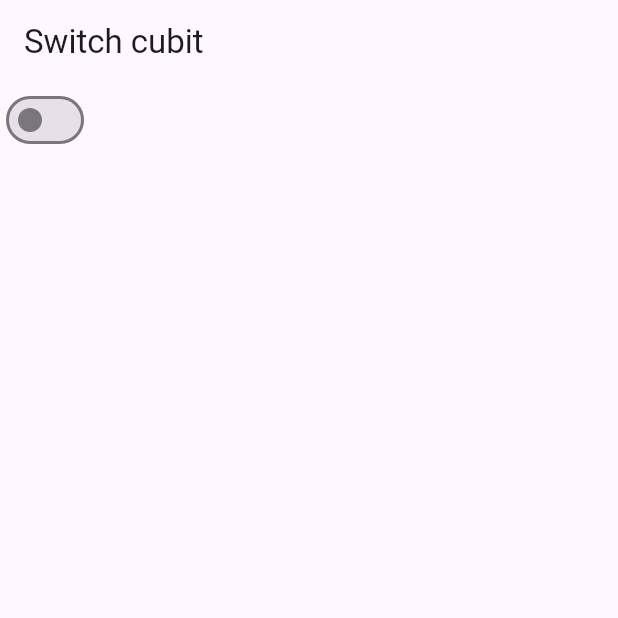
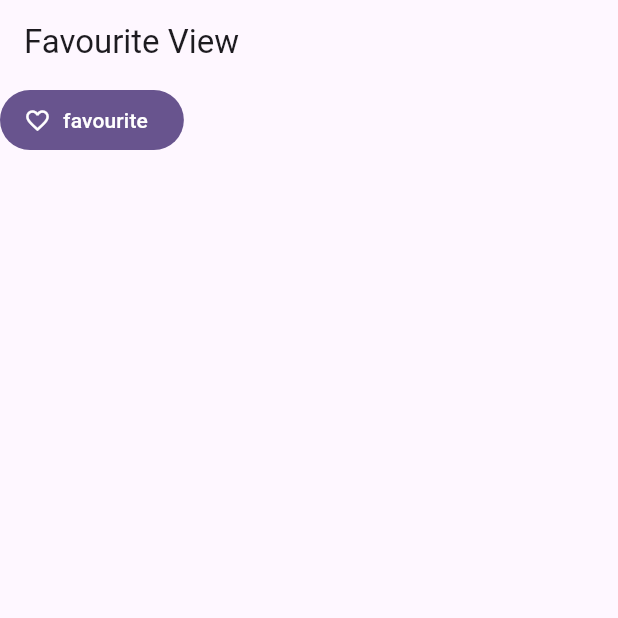
Before and after one commit to MuhammadRahman2/Flutter-learning, a Flutter app: the screen it shows after launch, on a phone screen of 412 x 824 dp, the top half of it. Run offline on Flutter 3.47's test engine with Material 3 defaults, Android fonts, the phone set to English and light mode, and no system bars; our stand-ins replace bloc, flutter_bloc.

Commit message:
favourite change bool value

```diff
--- /dev/null
+++ b/lib/favourite_cubit/favourite_cubit.dart
@@ -0,0 +1,9 @@
+import 'package:flutter_bloc/flutter_bloc.dart';
+
+class FavouriteCube extends Cubit<bool>{
+  FavouriteCube(): super(false);
+
+  void favouriteChange (){
+    emit(!state);
+  }
+}
--- /dev/null
+++ b/lib/favourite_cubit/favourite_cubit_view.dart
@@ -0,0 +1,33 @@
+import 'package:flutter/material.dart';
+import 'package:flutter_bloc/flutter_bloc.dart';
+import 'package:flutter_learning/favourite_cubit/favourite_cubit.dart';
+
+class FavouriteView extends StatefulWidget {
+   FavouriteView({super.key});
+
+  @override
+  State<FavouriteView> createState() => _FavouriteViewState();
+}
+
+class _FavouriteViewState extends State<FavouriteView> {
+  // bool isFavourite = true;
+
+  @override
+  Widget build(BuildContext context) {
+    debugPrint('build Favourite view');
+    return Scaffold(
+      appBar: AppBar(title: const Text('Favourite View'),
+      ),
+      body: BlocBuilder<FavouriteCube,bool>(
+        builder: (context, favouriteCubeState) {
+          debugPrint('build bloc builder');
+          return FilledButton.icon(
+              onPressed: () => context.read<FavouriteCube>().favouriteChange(),
+              icon: favouriteCubeState ? const Icon(Icons.favorite,color: Colors.red,): const  Icon(Icons.favorite_border_outlined),
+              label: const Text('favourite'),
+          );
+        }
+      )
+    );
+  }
+}
--- a/lib/main.dart
+++ b/lib/main.dart
@@ -1,6 +1,8 @@
 import 'package:flutter/material.dart';
 import 'package:flutter_bloc/flutter_bloc.dart';
 import 'package:flutter_learning/counter_cubit_one/cubit/counter_cubit.dart';
+import 'package:flutter_learning/favourite_cubit/favourite_cubit.dart';
+import 'package:flutter_learning/favourite_cubit/favourite_cubit_view.dart';
 import 'package:flutter_learning/slider_cubit_two/slider_cubit.dart';
 import 'package:flutter_learning/slider_cubit_two/slider_cubit_view.dart';
 import 'package:flutter_learning/switch_change_cubit/switch_cubit.dart';
@@ -17,11 +19,13 @@ class MyApp extends StatelessWidget {
   // This widget is the root of your application.
   @override
   Widget build(BuildContext context) {
+    debugPrint('build myApp');
     return MultiBlocProvider(
       providers: [
         BlocProvider(create: (context) => CounterCubit(),),
         BlocProvider(create: (context) =>  SliderCubit(),),
-        BlocProvider(create: (context) => SwitchCubit(),)
+        BlocProvider(create: (context) => SwitchCubit(),),
+        BlocProvider(create: (context) =>  FavouriteCube(),)
       ],
       child: MaterialApp(
         title: 'Flutter Demo',
@@ -29,7 +33,8 @@ class MyApp extends StatelessWidget {
           colorScheme: ColorScheme.fromSeed(seedColor: Colors.deepPurple),
           useMaterial3: true,
         ),
-        home: SwitchCubitView(),
+        home:  FavouriteView(),
+        // SwitchCubitView(),
         // SliderCubitView(),
         // CounterScreen(),
       ),
```
